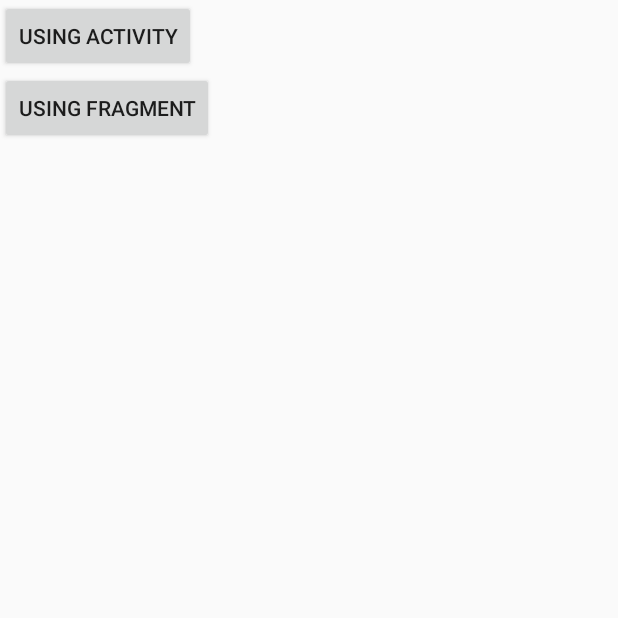
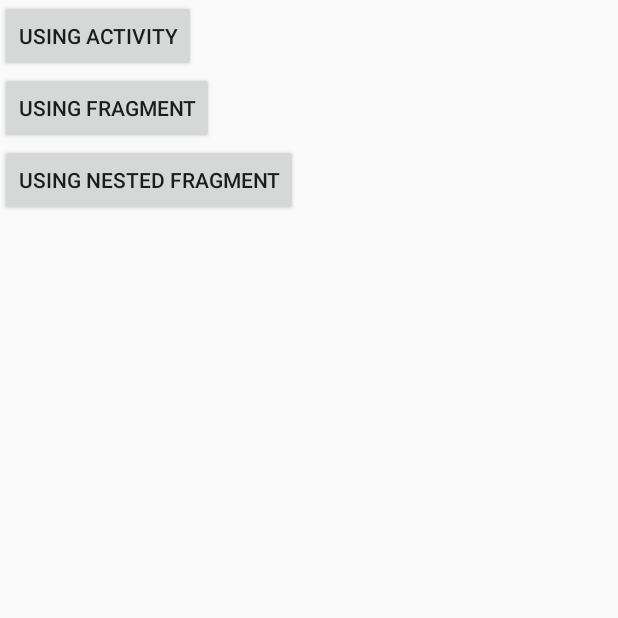
Before and after one commit to zhengzhou/RxActivityResult, an Android app: the screen it shows after launch (StartActivity), on a phone screen of 412 x 824 dp, the top half of it. Run offline under Robolectric (Android 15) with nearby library versions, the phone set to English and light mode, and no system bars; libraries missing offline, so code that uses them is left out: rx.functions.

Commit message:
Fix #4: Support nested fragments

```diff
--- a/app/src/main/AndroidManifest.xml
+++ b/app/src/main/AndroidManifest.xml
@@ -21,6 +21,11 @@
         </activity>
 
         <activity
+            android:name="app.HostActivitySampleFragmentNested"
+            android:label="@string/app_name"
+            android:theme="@style/AppTheme.NoActionBar" />
+
+        <activity
             android:name="app.HostActivitySampleFragment"
             android:label="@string/app_name"
             android:theme="@style/AppTheme.NoActionBar" />
--- a/app/src/main/java/app/SampleParentFragmentNested.java
+++ b/app/src/main/java/app/SampleParentFragmentNested.java
@@ -72,6 +72,4 @@ public class SampleParentFragmentNested extends Fragment {
             Toast.makeText(getActivity(), getString(R.string.user_canceled_action), Toast.LENGTH_LONG).show();
         }
     }
-
-
 }
--- a/app/src/main/java/app/StartActivity.java
+++ b/app/src/main/java/app/StartActivity.java
@@ -19,5 +19,9 @@ public class StartActivity extends AppCompatActivity {
         findViewById(R.id.bt_fragment).setOnClickListener(view -> {
             startActivity(new Intent(StartActivity.this, HostActivitySampleFragment.class));
         });
+
+        findViewById(R.id.bt_fragment_nested).setOnClickListener(view -> {
+            startActivity(new Intent(StartActivity.this, HostActivitySampleFragmentNested.class));
+        });
     }
 }
--- a/app/src/main/res/layout/host_activity_sample_fragment_nested.xml
+++ b/app/src/main/res/layout/host_activity_sample_fragment_nested.xml
@@ -8,7 +8,7 @@
         android:id="@+id/sample_fragment"
         android:layout_width="match_parent"
         android:layout_height="match_parent"
-        class="app.SampleFragment"
+        class="app.SampleParentFragmentNested"
         tools:layout="@layout/sample_layout" />
 
 </LinearLayout>
--- a/app/src/main/res/layout/start_activity.xml
+++ b/app/src/main/res/layout/start_activity.xml
@@ -16,4 +16,10 @@
         android:layout_height="wrap_content"
         android:text="@string/using_fragment" />
 
+    <Button
+        android:id="@+id/bt_fragment_nested"
+        android:layout_width="wrap_content"
+        android:layout_height="wrap_content"
+        android:text="@string/using_nested_fragment" />
+
 </LinearLayout>
--- a/app/src/main/res/values/strings.xml
+++ b/app/src/main/res/values/strings.xml
@@ -5,5 +5,6 @@
     <string name="user_canceled_action">User canceled action</string>
     <string name="using_activity">Using activity</string>
     <string name="using_fragment">Using fragment</string>
+    <string name="using_nested_fragment">Using nested fragment</string>
     <string name="intent_sender">Intent sender</string>
 </resources>
```
Also changed, not shown: app/src/main/java/app/HostActivitySampleFragmentNested.java (+12 -1 lines), app/src/main/res/layout/sample_parent_fragment_nested.xml (+10 -2 lines), rx_activity_result/src/main/java/rx_activity_result/RxActivityResult.java (+20 -10 lines), 2 other files.
